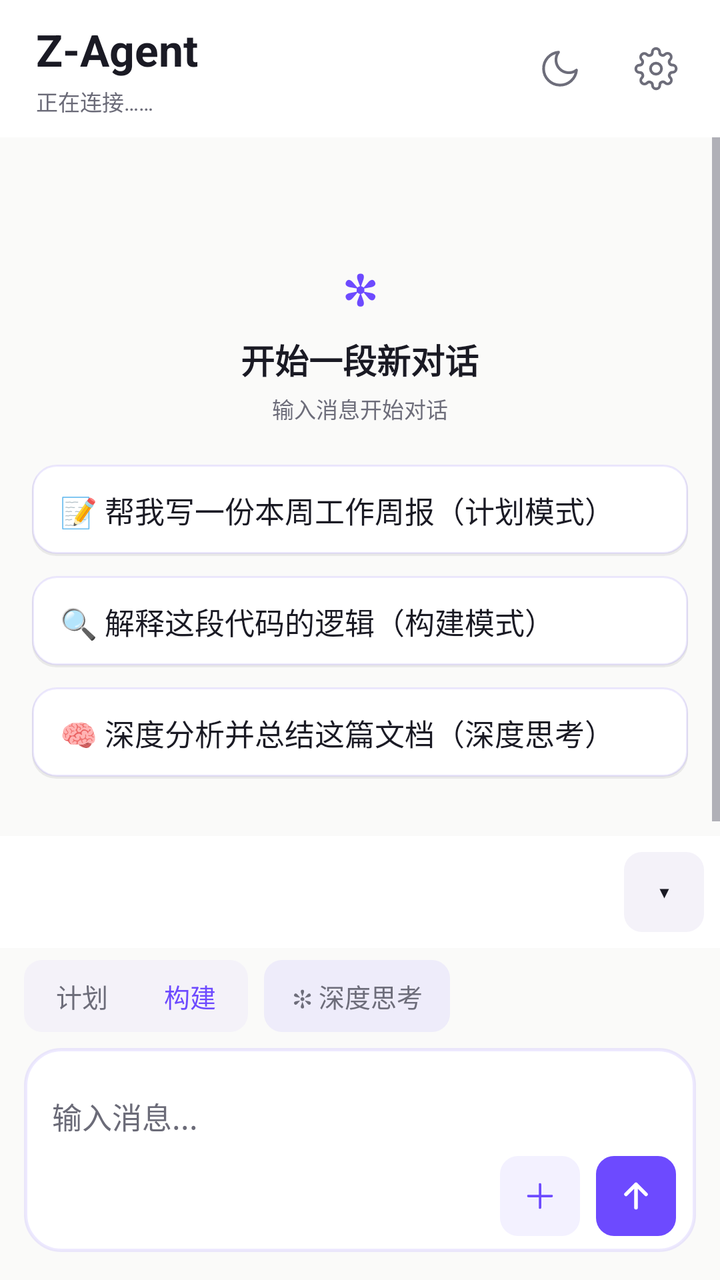
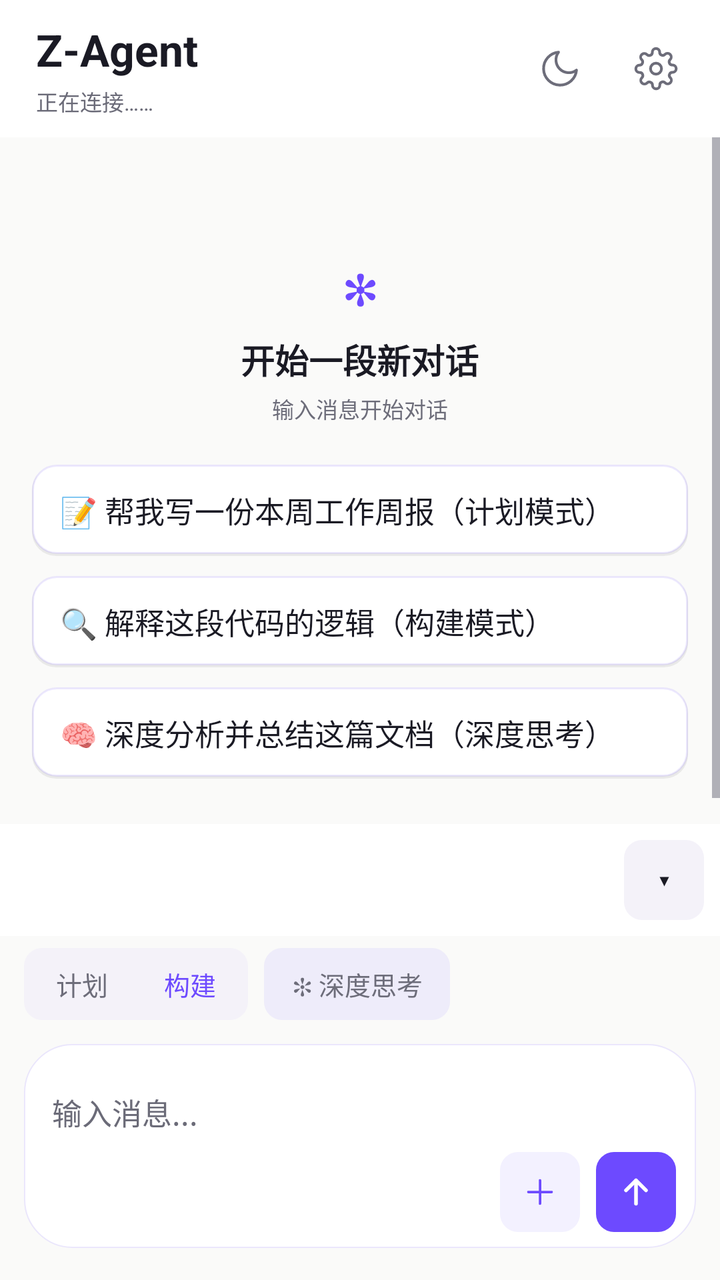

An Android layout rendered at two revisions. The XML below is the earlier revision; the diff shows what the commit changed to produce the second picture.
<!-- AndroidManifest.xml: application theme AppTheme -->
<!-- res/layout/activity_main.xml -->
<?xml version="1.0" encoding="utf-8"?>
<LinearLayout xmlns:android="http://schemas.android.com/apk/res/android"
android:id="@+id/rootView" android:clipChildren="false" android:clipToPadding="false"
android:layout_width="match_parent"
android:layout_height="match_parent"
android:background="@color/bg_canvas"
android:orientation="vertical">


<LinearLayout
android:id="@+id/topBar"
android:layout_width="match_parent"
android:layout_height="wrap_content"
android:background="@color/bg_elevated"
android:gravity="center_vertical"
android:orientation="horizontal"
android:paddingStart="18dp"
android:paddingTop="10dp"
android:paddingEnd="8dp"
android:paddingBottom="10dp">

<LinearLayout
android:layout_width="0dp"
android:layout_height="wrap_content"
android:layout_weight="1"
android:orientation="vertical">
<TextView
android:layout_width="wrap_content"
android:layout_height="wrap_content"
android:text="Z-Agent"
android:textColor="@color/text_primary"
android:textSize="@dimen/fs_display"
android:textStyle="bold" />
<TextView
android:id="@+id/statusText"
android:layout_width="match_parent"
android:layout_height="wrap_content"
android:layout_marginTop="3dp"
android:ellipsize="end"
android:maxLines="1"
android:text="正在连接……"
android:textColor="@color/text_tertiary"
android:textSize="@dimen/fs_caption" />
</LinearLayout>


<FrameLayout
android:id="@+id/themeButton"
android:contentDescription="切换深浅主题"
android:layout_width="48dp"
android:layout_height="48dp"
android:background="?attr/selectableItemBackgroundBorderless"
android:clickable="true"
android:focusable="true">
<ImageView
android:id="@+id/themeIcon"
android:layout_width="22dp"
android:layout_height="22dp"
android:layout_gravity="center"
android:src="@drawable/ic_moon" />
</FrameLayout>


<FrameLayout
android:id="@+id/settingsButton"
android:contentDescription="打开设置"
android:layout_width="48dp"
android:layout_height="48dp"
android:background="?attr/selectableItemBackgroundBorderless"
android:clickable="true"
android:focusable="true">
<ImageView
android:layout_width="22dp"
android:layout_height="22dp"
android:layout_gravity="center"
android:src="@drawable/ic_gear" />
</FrameLayout>
</LinearLayout>


<FrameLayout android:clipChildren="false" android:clipToPadding="false"
android:layout_width="match_parent"
android:layout_height="0dp"
android:layout_weight="1">

<ScrollView
android:id="@+id/outputScroll"
android:layout_width="match_parent"
android:layout_height="match_parent"
android:background="@color/bg_canvas"
android:fillViewport="true"
android:overScrollMode="always"
android:scrollbars="vertical">
<LinearLayout
android:id="@+id/chatContainer"
android:layout_width="match_parent"
android:layout_height="wrap_content"
android:orientation="vertical"
android:paddingStart="8dp"
android:paddingTop="12dp"
android:paddingEnd="8dp"
android:paddingBottom="12dp">

<LinearLayout
android:id="@+id/emptyState"
android:layout_width="match_parent"
android:layout_height="wrap_content"
android:gravity="center_horizontal"
android:orientation="vertical"
android:paddingTop="48dp"
android:paddingBottom="24dp">
<TextView
android:layout_width="wrap_content"
android:layout_height="wrap_content"
android:text="✻"
android:textColor="@color/accent"
android:textSize="@dimen/fs_display"
android:textStyle="bold" />
<TextView
android:layout_width="wrap_content"
android:layout_height="wrap_content"
android:layout_marginTop="8dp"
android:text="开始一段新对话"
android:textColor="@color/text_primary"
android:textSize="@dimen/fs_title"
android:textStyle="bold" />
<TextView
android:layout_width="wrap_content"
android:layout_height="wrap_content"
android:layout_marginTop="4dp"
android:text="输入消息开始对话"
android:textColor="@color/text_secondary"
android:textSize="@dimen/fs_caption" />

<LinearLayout android:layout_width="match_parent" android:layout_height="wrap_content" android:layout_marginTop="20dp" android:orientation="vertical" android:paddingStart="8dp" android:paddingEnd="8dp">

<TextView android:id="@+id/promptCard1" android:layout_width="match_parent" android:layout_height="wrap_content" android:background="@drawable/bg_prompt_card" android:clickable="true" android:focusable="true" android:paddingStart="14dp" android:paddingTop="12dp" android:paddingEnd="14dp" android:paddingBottom="12dp" android:text="📝 帮我写一份本周工作周报（计划模式）" android:textColor="@color/text_primary" android:textSize="@dimen/fs_body" />

<TextView android:id="@+id/promptCard2" android:layout_width="match_parent" android:layout_height="wrap_content" android:layout_marginTop="10dp" android:background="@drawable/bg_prompt_card" android:clickable="true" android:focusable="true" android:paddingStart="14dp" android:paddingTop="12dp" android:paddingEnd="14dp" android:paddingBottom="12dp" android:text="🔍 解释这段代码的逻辑（构建模式）" android:textColor="@color/text_primary" android:textSize="@dimen/fs_body" />

<TextView android:id="@+id/promptCard3" android:layout_width="match_parent" android:layout_height="wrap_content" android:layout_marginTop="10dp" android:background="@drawable/bg_prompt_card" android:clickable="true" android:focusable="true" android:paddingStart="14dp" android:paddingTop="12dp" android:paddingEnd="14dp" android:paddingBottom="12dp" android:text="🧠 深度分析并总结这篇文档（深度思考）" android:textColor="@color/text_primary" android:textSize="@dimen/fs_body" />
</LinearLayout>
</LinearLayout>
 </LinearLayout>
</ScrollView>


<FrameLayout
android:id="@+id/scrollBottomBtn"
android:layout_width="40dp"
android:layout_height="40dp"
android:layout_gravity="bottom|end"
android:layout_marginEnd="16dp"
 android:layout_marginBottom="76dp"
android:background="@drawable/bg_circle_btn"
android:clickable="true"
android:focusable="true"
android:foreground="@drawable/ripple_circle"
android:visibility="gone">
<TextView
android:layout_width="wrap_content"
android:layout_height="wrap_content"
android:layout_gravity="center"
android:text="↓"
android:textColor="@color/accent"
android:textSize="20sp"
android:textStyle="bold" />
</FrameLayout>

<FrameLayout android:id="@+id/quickToggleCollapsed" android:layout_width="44dp" android:layout_height="44dp" android:layout_gravity="bottom|end" android:layout_marginEnd="14dp" android:layout_marginBottom="-22dp" android:background="@drawable/bg_quick_toggle" android:clickable="true" android:focusable="true" android:foreground="@drawable/ripple_circle" android:visibility="gone" android:elevation="4dp">
<TextView android:layout_width="wrap_content" android:layout_height="wrap_content" android:layout_gravity="center" android:text="/" android:textColor="@color/accent" android:textSize="22sp" android:textStyle="bold" />
</FrameLayout>
</FrameLayout>


<LinearLayout android:id="@+id/quickBarContainer" android:layout_width="match_parent" android:layout_height="wrap_content" android:background="@color/bg_elevated" android:orientation="vertical">

 <LinearLayout android:id="@+id/quickRowWrap" android:layout_width="match_parent" android:layout_height="wrap_content" android:gravity="center_vertical" android:minHeight="56dp" android:orientation="horizontal" android:paddingStart="8dp" android:paddingTop="6dp" android:paddingEnd="8dp" android:paddingBottom="6dp"> <HorizontalScrollView android:id="@+id/quickScroll" android:layout_width="0dp" android:layout_height="wrap_content" android:layout_weight="1" android:overScrollMode="never" android:scrollbars="none"> <LinearLayout android:id="@+id/quickRow" android:layout_width="wrap_content" android:layout_height="wrap_content" android:gravity="center_vertical" android:orientation="horizontal" android:paddingStart="8dp" android:paddingEnd="8dp" /> </HorizontalScrollView> <TextView android:id="@+id/quickCollapse" android:layout_width="40dp" android:layout_height="40dp" android:layout_marginStart="4dp" android:background="@drawable/bg_quick" android:clickable="true" android:focusable="true" android:foreground="@drawable/ripple_pill" android:gravity="center" android:text="▾" android:textColor="@color/text_primary" android:textSize="16sp" /> </LinearLayout>  <LinearLayout android:id="@+id/quickEditBar" android:layout_width="match_parent" android:layout_height="36dp" android:background="@color/bg_subtle" android:gravity="center_vertical" android:orientation="horizontal" android:paddingStart="16dp" android:paddingEnd="12dp" android:visibility="gone"> <TextView android:layout_width="0dp" android:layout_height="wrap_content" android:layout_weight="1" android:text="拖动排序 · 点×移除 · 点＋添加" android:textColor="@color/text_secondary" android:textSize="11sp" /> <TextView android:id="@+id/quickEditDone" android:layout_width="wrap_content" android:layout_height="wrap_content" android:paddingStart="12dp" android:paddingEnd="4dp" android:text="完成" android:textColor="@color/accent" android:textSize="13sp" android:textStyle="bold" /> </LinearLayout> </LinearLayout>


<LinearLayout android:id="@+id/inputBar" android:layout_width="match_parent" android:layout_height="wrap_content" android:background="@color/bg_canvas" android:orientation="vertical" android:paddingStart="12dp" android:paddingTop="6dp" android:paddingEnd="12dp" android:paddingBottom="14dp">



<LinearLayout android:layout_width="match_parent" android:layout_height="wrap_content" android:gravity="center_vertical" android:orientation="horizontal" android:paddingBottom="8dp">

<FrameLayout android:id="@+id/segContainer" android:layout_width="wrap_content" android:layout_height="36dp" android:background="@drawable/bg_seg_container" android:padding="2dp">
<View android:id="@+id/segThumb" android:layout_width="0dp" android:layout_height="match_parent" android:background="@drawable/bg_seg_thumb" />
<LinearLayout android:layout_width="wrap_content" android:layout_height="match_parent" android:orientation="horizontal">
<TextView android:id="@+id/segPlan" android:layout_width="wrap_content" android:layout_height="match_parent" android:gravity="center" android:paddingStart="14dp" android:paddingEnd="14dp" android:text="计划" android:textColor="@color/text_secondary" android:textSize="@dimen/fs_label" />
<TextView android:id="@+id/segBuild" android:layout_width="wrap_content" android:layout_height="match_parent" android:gravity="center" android:paddingStart="14dp" android:paddingEnd="14dp" android:text="构建" android:textColor="@color/accent" android:textSize="@dimen/fs_label" />
</LinearLayout>
</FrameLayout>

<TextView android:id="@+id/chipThink2" android:layout_width="wrap_content" android:layout_height="36dp" android:layout_marginStart="8dp" android:background="@drawable/bg_mini_pill" android:clickable="true" android:focusable="true" android:foreground="@drawable/ripple_pill" android:gravity="center" android:paddingStart="14dp" android:paddingEnd="14dp" android:text="✻ 深度思考" android:textColor="@color/text_secondary" android:textSize="@dimen/fs_label" android:maxLines="1" android:singleLine="true" />

<TextView android:id="@+id/chipSearch" android:layout_width="wrap_content" android:layout_height="36dp" android:visibility="gone" />

<View android:layout_width="0dp" android:layout_height="1dp" android:layout_weight="1" />
</LinearLayout>



<LinearLayout android:id="@+id/inputCard" android:layout_width="match_parent" android:layout_height="wrap_content" android:background="@drawable/bg_input_card" android:orientation="vertical" android:paddingStart="14dp" android:paddingTop="10dp" android:paddingEnd="10dp" android:paddingBottom="8dp">

<HorizontalScrollView android:id="@+id/attachScroll" android:layout_width="match_parent" android:layout_height="wrap_content" android:scrollbars="none" android:visibility="gone">
<LinearLayout android:id="@+id/attachRow" android:layout_width="wrap_content" android:layout_height="wrap_content" android:orientation="horizontal" android:paddingBottom="6dp" />
</HorizontalScrollView>

<EditText android:id="@+id/inputEdit" android:layout_width="match_parent" android:layout_height="wrap_content" android:minHeight="44dp" android:background="@null" android:hint="输入消息..." android:imeOptions="actionSend" android:inputType="textCapSentences" android:maxLines="5" android:paddingTop="8dp" android:paddingBottom="4dp" android:textColor="@color/text_primary" android:textColorHint="@color/text_tertiary" android:textSize="@dimen/fs_body" />

<LinearLayout android:layout_width="match_parent" android:layout_height="wrap_content" android:gravity="center_vertical|end" android:orientation="horizontal">

<FrameLayout android:id="@+id/btnPlus" android:contentDescription="添加附件" android:layout_width="40dp" android:layout_height="40dp" android:background="@drawable/bg_circle_btn" android:clickable="true" android:focusable="true" android:foreground="@drawable/ripple_circle">
<ImageView android:layout_width="20dp" android:layout_height="20dp" android:layout_gravity="center" android:src="@drawable/ic_plus" />
</FrameLayout>

<FrameLayout android:id="@+id/sendButton" android:contentDescription="发送消息" android:layout_width="40dp" android:layout_height="40dp" android:layout_marginStart="8dp" android:background="@drawable/bg_circle_send" android:clickable="true" android:focusable="true" android:foreground="@drawable/ripple_circle">
<ImageView android:layout_width="20dp" android:layout_height="20dp" android:layout_gravity="center" android:src="@drawable/ic_arrow_up" />
</FrameLayout>
</LinearLayout>
</LinearLayout>

</LinearLayout> </LinearLayout>
<!-- resources referenced by this layout -->
<resources>
  <color name="accent">#6D4AFF</color>
  <color name="bg_canvas">#FAFAF9</color>
  <color name="bg_elevated">#FFFFFF</color>
  <color name="bg_subtle">#F4F2F9</color>
  <color name="text_primary">#1A1A24</color>
  <color name="text_secondary">#6D6D7A</color>
  <color name="text_tertiary">#6B6B78</color>
  <dimen name="fs_body">15sp</dimen>
  <dimen name="fs_caption">11sp</dimen>
  <dimen name="fs_display">22sp</dimen>
  <dimen name="fs_label">13sp</dimen>
  <dimen name="fs_title">17sp</dimen>
  <!-- drawable bg_circle_btn (drawable) -->
  <?xml version="1.0" encoding="utf-8"?>
  <shape xmlns:android="http://schemas.android.com/apk/res/android" android:shape="rectangle">
   <solid android:color="@color/accent_subtle" />
   <corners android:radius="8.95dp" />
  </shape>
  <!-- drawable bg_circle_send (drawable) -->
  <?xml version="1.0" encoding="utf-8"?>
  <shape xmlns:android="http://schemas.android.com/apk/res/android" android:shape="rectangle">
   <solid android:color="@color/accent" />
   <corners android:radius="8.95dp" />
  </shape>
  <!-- drawable bg_input_card (drawable) -->
  <?xml version="1.0" encoding="utf-8"?>
  <shape xmlns:android="http://schemas.android.com/apk/res/android" android:shape="rectangle">
  <solid android:color="@color/bg_elevated" />
  <corners android:radius="@dimen/radius_lg" />
  <stroke android:width="1.5dp" android:color="@color/accent_line" />
  </shape>
  <!-- drawable bg_mini_pill (drawable) -->
  <?xml version="1.0" encoding="utf-8"?>
  <shape xmlns:android="http://schemas.android.com/apk/res/android" android:shape="rectangle">
  <solid android:color="@color/accent_subtle" />
  <corners android:radius="@dimen/radius_sm" />
  </shape>
  <!-- drawable bg_quick (drawable) -->
  <?xml version="1.0" encoding="utf-8"?>
  <shape xmlns:android="http://schemas.android.com/apk/res/android" android:shape="rectangle">
  <solid android:color="@color/bg_subtle" />
  <corners android:radius="@dimen/radius_sm" />
  </shape>
  <!-- drawable bg_seg_container (drawable) -->
  <?xml version="1.0" encoding="utf-8"?>
  <shape xmlns:android="http://schemas.android.com/apk/res/android" android:shape="rectangle">
  <solid android:color="@color/bg_subtle" />
  <corners android:radius="@dimen/radius_sm" />
  </shape>
  <!-- drawable ripple_circle (drawable) -->
  <?xml version="1.0" encoding="utf-8"?>
  <ripple xmlns:android="http://schemas.android.com/apk/res/android" android:color="@color/accent_line">
   <item android:id="@android:id/mask">
   <shape android:shape="rectangle">
   <corners android:radius="8.95dp" />
   <solid android:color="#FFFFFF" />
   </shape>
   </item>
  </ripple>
  <!-- drawable ripple_pill (drawable) -->
  <?xml version="1.0" encoding="utf-8"?>
  <ripple xmlns:android="http://schemas.android.com/apk/res/android" android:color="@color/accent_line">
  <item android:id="@android:id/mask">
  <shape android:shape="rectangle">
  <corners android:radius="@dimen/radius_sm" />
  <solid android:color="#FFFFFF" />
  </shape>
  </item>
  </ripple>
  <color name="accent_subtle">#146D4AFF</color>
  <dimen name="radius_lg">18dp</dimen>
  <color name="accent_line">#1F6D4AFF</color>
  <dimen name="radius_sm">8.95dp</dimen>
  <color name="btn_shadow">#00000000</color>
  <style name="AppBottomSheet" parent="Theme.Design.Light.BottomSheetDialog">
  <item name="bottomSheetStyle">@style/AppBottomSheet.Modal</item>
  <item name="android:windowIsFloating">false</item>
  <item name="android:statusBarColor">@android:color/transparent</item>
  </style>
  <style name="AppAlertDialog" parent="Theme.AppCompat.DayNight.Dialog.Alert">
  <item name="colorAccent">@color/accent</item>
  <item name="android:textColorPrimary">@color/text_primary</item>
  <item name="android:textColorSecondary">@color/text_secondary</item>
  <item name="android:colorBackground">@color/bg_elevated</item>
  <item name="android:windowBackground">@color/bg_elevated</item>
  </style>
  <style name="AppBottomSheet.Modal" parent="Widget.Design.BottomSheet.Modal">
  <item name="android:background">@android:color/transparent</item>
  </style>
  <!-- unchanged entries left out for length: 8 -->
</resources>

<!-- the commit's change to res/layout/activity_main.xml (unified diff, before → after) -->
@@ -178,7 +178,7 @@ android:textStyle="bold" />
  <LinearLayout android:id="@+id/quickRowWrap" android:layout_width="match_parent" android:layout_height="wrap_content" android:gravity="center_vertical" android:minHeight="56dp" android:orientation="horizontal" android:paddingStart="8dp" android:paddingTop="6dp" android:paddingEnd="8dp" android:paddingBottom="6dp"> <HorizontalScrollView android:id="@+id/quickScroll" android:layout_width="0dp" android:layout_height="wrap_content" android:layout_weight="1" android:overScrollMode="never" android:scrollbars="none"> <LinearLayout android:id="@+id/quickRow" android:layout_width="wrap_content" android:layout_height="wrap_content" android:gravity="center_vertical" android:orientation="horizontal" android:paddingStart="8dp" android:paddingEnd="8dp" /> </HorizontalScrollView> <TextView android:id="@+id/quickCollapse" android:layout_width="40dp" android:layout_height="40dp" android:layout_marginStart="4dp" android:background="@drawable/bg_quick" android:clickable="true" android:focusable="true" android:foreground="@drawable/ripple_pill" android:gravity="center" android:text="▾" android:textColor="@color/text_primary" android:textSize="16sp" /> </LinearLayout>  <LinearLayout android:id="@+id/quickEditBar" android:layout_width="match_parent" android:layout_height="36dp" android:background="@color/bg_subtle" android:gravity="center_vertical" android:orientation="horizontal" android:paddingStart="16dp" android:paddingEnd="12dp" android:visibility="gone"> <TextView android:layout_width="0dp" android:layout_height="wrap_content" android:layout_weight="1" android:text="拖动排序 · 点×移除 · 点＋添加" android:textColor="@color/text_secondary" android:textSize="11sp" /> <TextView android:id="@+id/quickEditDone" android:layout_width="wrap_content" android:layout_height="wrap_content" android:paddingStart="12dp" android:paddingEnd="4dp" android:text="完成" android:textColor="@color/accent" android:textSize="13sp" android:textStyle="bold" /> </LinearLayout> </LinearLayout>
 
 
-<LinearLayout android:id="@+id/inputBar" android:layout_width="match_parent" android:layout_height="wrap_content" android:background="@color/bg_canvas" android:orientation="vertical" android:paddingStart="12dp" android:paddingTop="6dp" android:paddingEnd="12dp" android:paddingBottom="14dp">
+<LinearLayout android:id="@+id/inputBar" android:layout_width="match_parent" android:layout_height="wrap_content" android:background="@color/bg_canvas" android:clipChildren="false" android:clipToPadding="false" android:orientation="vertical" android:paddingStart="12dp" android:paddingTop="6dp" android:paddingEnd="12dp" android:paddingBottom="14dp">
 
 
 
@@ -201,7 +201,7 @@ android:textStyle="bold" />
 
 
 
-<LinearLayout android:id="@+id/inputCard" android:layout_width="match_parent" android:layout_height="wrap_content" android:background="@drawable/bg_input_card" android:orientation="vertical" android:paddingStart="14dp" android:paddingTop="10dp" android:paddingEnd="10dp" android:paddingBottom="8dp">
+<LinearLayout android:id="@+id/inputCard" android:layout_width="match_parent" android:layout_height="wrap_content" android:layout_marginTop="4dp" android:layout_marginBottom="2dp" android:background="@drawable/bg_input_card" android:elevation="6dp" android:orientation="vertical" android:paddingStart="14dp" android:paddingTop="10dp" android:paddingEnd="10dp" android:paddingBottom="8dp">
 
 <HorizontalScrollView android:id="@+id/attachScroll" android:layout_width="match_parent" android:layout_height="wrap_content" android:scrollbars="none" android:visibility="gone">
 <LinearLayout android:id="@+id/attachRow" android:layout_width="wrap_content" android:layout_height="wrap_content" android:orientation="horizontal" android:paddingBottom="6dp" />
<!-- resource entries referenced after the edit -->
@@ -27,9 +27,9 @@
   <!-- drawable bg_input_card (drawable) -->
   <?xml version="1.0" encoding="utf-8"?>
   <shape xmlns:android="http://schemas.android.com/apk/res/android" android:shape="rectangle">
-  <solid android:color="@color/bg_elevated" />
-  <corners android:radius="@dimen/radius_lg" />
-  <stroke android:width="1.5dp" android:color="@color/accent_line" />
+   <solid android:color="@color/bg_elevated" />
+   <corners android:radius="24dp" />
+   <stroke android:width="0.5dp" android:color="@color/accent_line" />
   </shape>
   <!-- drawable bg_mini_pill (drawable) -->
   <?xml version="1.0" encoding="utf-8"?>
@@ -70,7 +70,6 @@
   </item>
   </ripple>
   <color name="accent_subtle">#146D4AFF</color>
-  <dimen name="radius_lg">18dp</dimen>
   <color name="accent_line">#1F6D4AFF</color>
   <dimen name="radius_sm">8.95dp</dimen>
   <color name="btn_shadow">#00000000</color>
